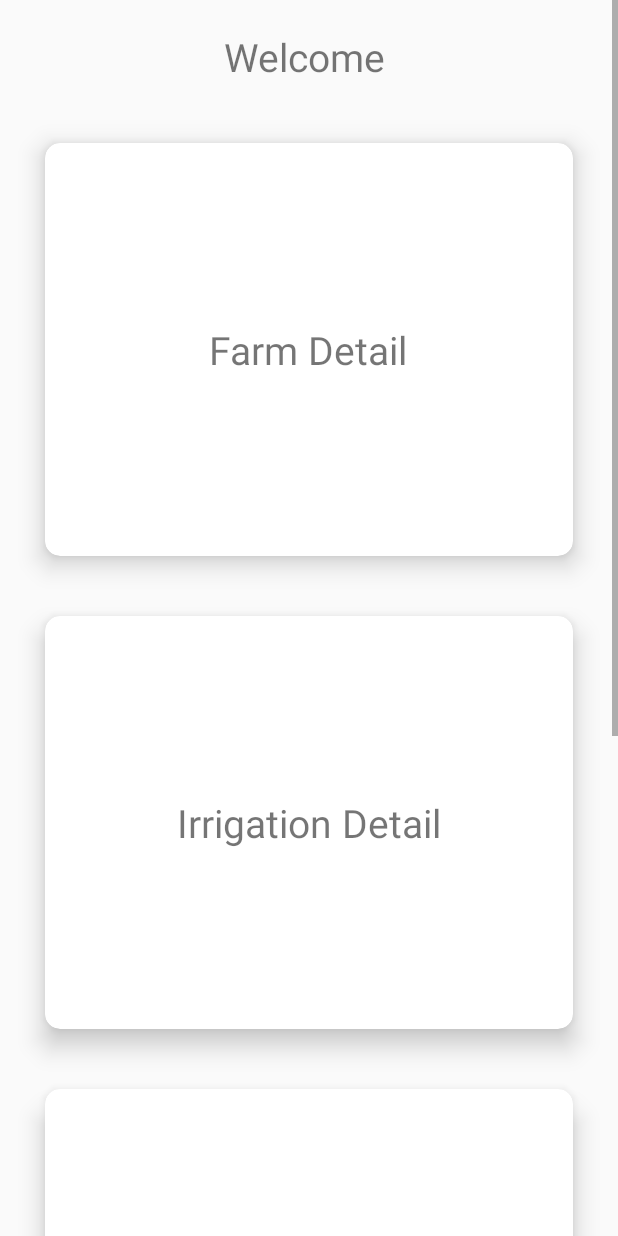
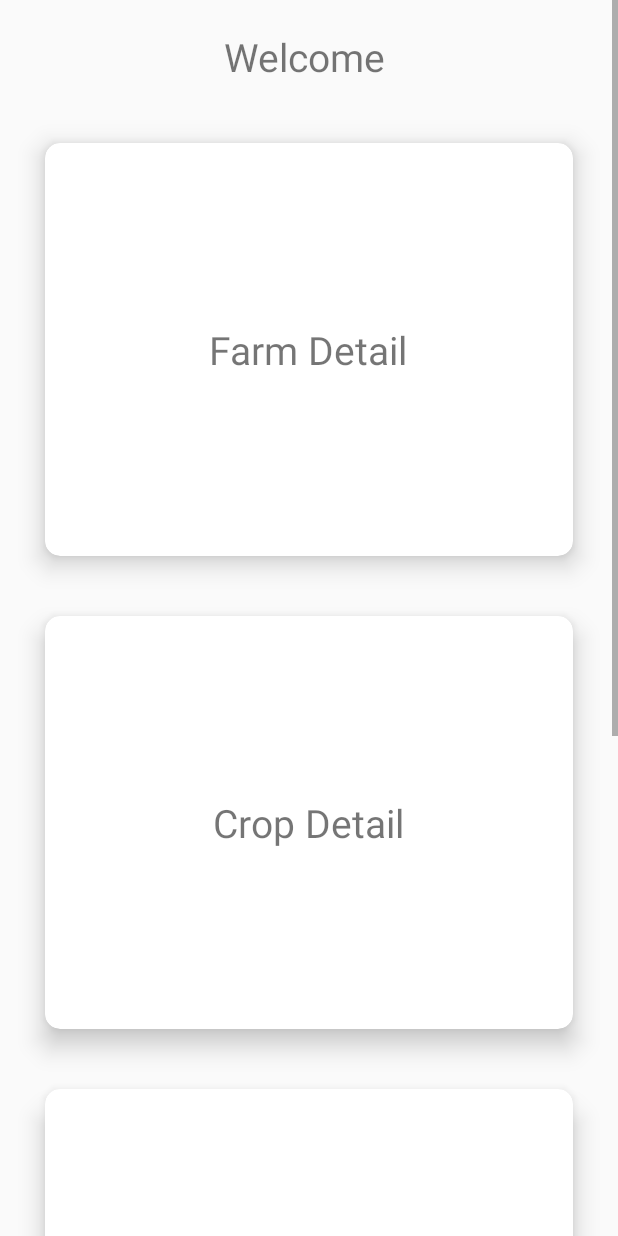
Before and after one commit to nishantsahu/TellMe, an Android app: the DashboardActivity screen opened directly, with no data from a screen before it, on a phone screen of 412 x 824 dp. Run offline under Robolectric (Android 15) with nearby library versions, the phone set to English and light mode, and no system bars.

Commit message:
crop details dumy for integration with design

```diff
--- a/app/src/main/res/layout/activity_dashboard.xml
+++ b/app/src/main/res/layout/activity_dashboard.xml
@@ -47,12 +47,39 @@
                 </RelativeLayout>
             </android.support.v7.widget.CardView>
 
+
+
             <android.support.v7.widget.CardView
                 android:layout_width="match_parent"
                 android:layout_height="wrap_content"
                 android:layout_marginVertical="20dp"
                 android:layout_marginHorizontal="30dp"
+                android:id="@+id/CropDetails"
                 android:layout_below="@+id/farmDetails"
+                app:cardCornerRadius="10dp"
+                app:cardElevation="10dp">
+                <RelativeLayout
+                    android:layout_width="match_parent"
+                    android:layout_height="match_parent"
+                    android:layout_marginVertical="100dp">
+
+                    <TextView
+                        android:layout_width="wrap_content"
+                        android:layout_height="wrap_content"
+                        android:text="Crop Detail"
+                        android:layout_centerHorizontal="true"
+                        android:textSize="26sp"
+                        android:layout_marginVertical="20dp"/>
+
+                </RelativeLayout>
+            </android.support.v7.widget.CardView>
+
+            <android.support.v7.widget.CardView
+                android:layout_width="match_parent"
+                android:layout_height="wrap_content"
+                android:layout_marginVertical="20dp"
+                android:layout_marginHorizontal="30dp"
+                android:layout_below="@+id/CropDetails"
                 android:id="@+id/IrrigationDetails"
                 app:cardCornerRadius="10dp"
                 app:cardElevation="10dp">
@@ -77,7 +104,7 @@
                 android:layout_height="wrap_content"
                 android:layout_marginVertical="20dp"
                 android:layout_marginHorizontal="30dp"
-                android:id="@+id/CropDetails"
+                android:id="@+id/Calculator"
                 android:layout_below="@+id/IrrigationDetails"
                 app:cardCornerRadius="10dp"
                 app:cardElevation="10dp">
@@ -89,32 +116,7 @@
                     <TextView
                         android:layout_width="wrap_content"
                         android:layout_height="wrap_content"
-                        android:text="Crop Detail"
-                        android:layout_centerHorizontal="true"
-                        android:textSize="26sp"
-                        android:layout_marginVertical="20dp"/>
-
-                </RelativeLayout>
-            </android.support.v7.widget.CardView>
-
-            <android.support.v7.widget.CardView
-                android:layout_width="match_parent"
-                android:layout_height="wrap_content"
-                android:layout_marginVertical="20dp"
-                android:layout_marginHorizontal="30dp"
-                android:id="@+id/Areadetails"
-                android:layout_below="@+id/CropDetails"
-                app:cardCornerRadius="10dp"
-                app:cardElevation="10dp">
-                <RelativeLayout
-                    android:layout_width="match_parent"
-                    android:layout_height="match_parent"
-                    android:layout_marginVertical="100dp">
-
-                    <TextView
-                        android:layout_width="wrap_content"
-                        android:layout_height="wrap_content"
-                        android:text="Area Details"
+                        android:text="Irrigation Calculator"
                         android:textSize="26sp"
                         android:layout_centerHorizontal="true"
                         android:layout_marginVertical="20dp"/>
@@ -125,7 +127,7 @@
             <Button
                 android:layout_width="match_parent"
                 android:layout_height="wrap_content"
-                android:layout_below="@id/Areadetails"
+                android:layout_below="@id/Calculator"
                 android:id="@+id/logout"
                 android:text="Logout"
                 android:layout_marginHorizontal="20dp"/>
```
Also changed, not shown: app/src/main/java/com/example/nishu/tellme/CropDetailActivity.java (+34 -0 lines), app/src/main/res/layout/activity_crop_detail.xml (+9 -0 lines).
